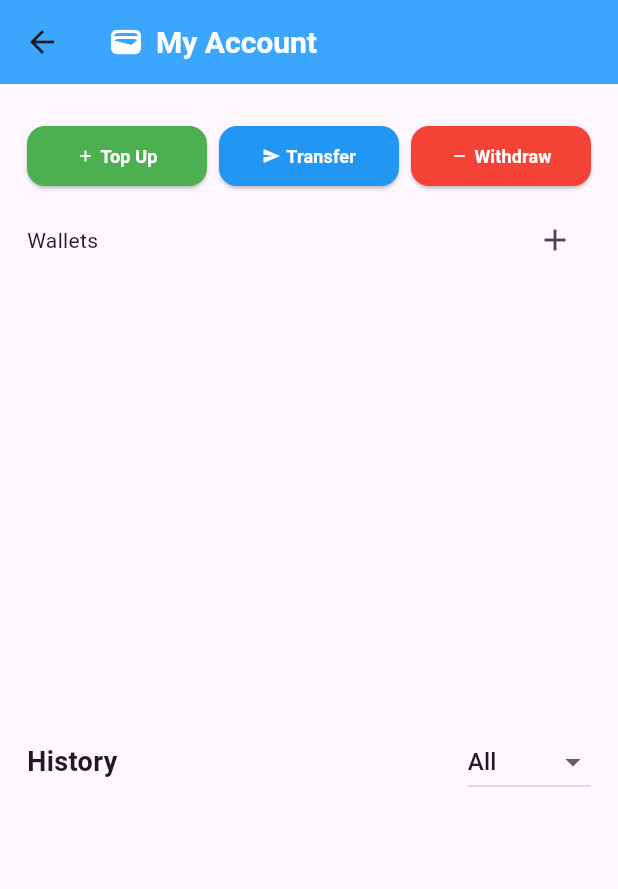
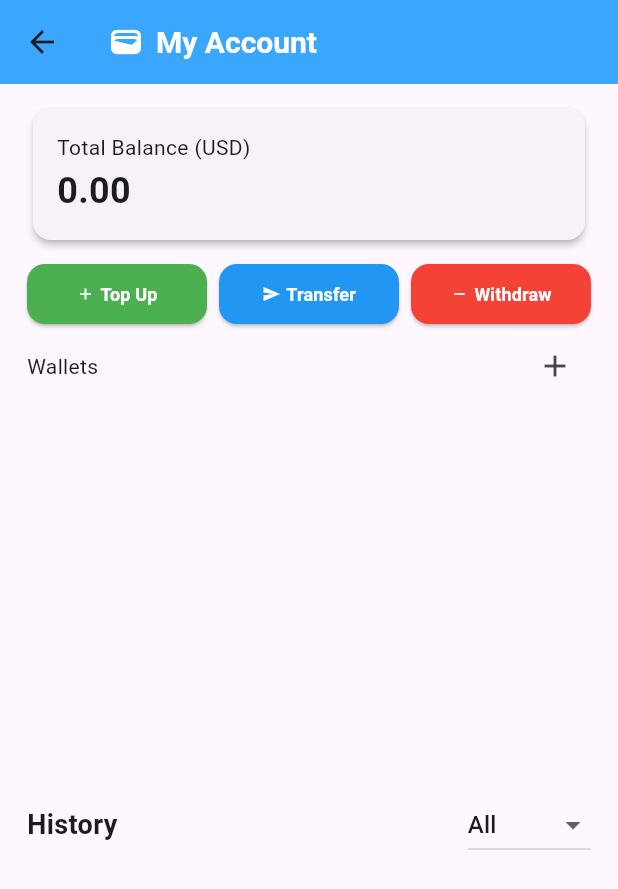
Before and after one commit to kaiichun/buybit-crypto-wallet, a Flutter app: the WalletScreen screen opened directly, on a phone screen of 412 x 824 dp. Shown: the top 889 px of the screen. Run offline on Flutter 3.47's test engine with Material 3 defaults, Android fonts, the phone set to English and light mode, and no system bars; our stand-ins replace cloud_firestore, firebase_auth, firebase_core; accounts and stored records are empty; network calls fail.

Commit message:
auth and wallet provider

```diff
--- a/lib/screens/wallet_screen.dart
+++ b/lib/screens/wallet_screen.dart
@@ -1,9 +1,11 @@
 import 'package:buybit/data/modal/wallet.dart';
 import 'package:buybit/data/modal/wallet_history.dart';
+import 'package:buybit/data/provider/wallet_provider.dart';
 import 'package:buybit/data/repository/wallet_history_repository.dart';
 import 'package:buybit/data/repository/wallet_repository.dart';
 import 'package:flutter/material.dart';
 import 'package:flutter/services.dart';
+import 'package:provider/provider.dart';
 
 class WalletScreen extends StatefulWidget {
   const WalletScreen({super.key});
@@ -12,6 +14,7 @@ class WalletScreen extends StatefulWidget {
 }
 
 class _WalletScreenState extends State<WalletScreen> {
+  late WalletProvider walletProvider;
   final WalletRepository walletRepo = WalletRepository.instance;
   List<Wallet> wallets = [];
   List<WalletHistory> walletHistories = [];
@@ -23,6 +26,13 @@ class _WalletScreenState extends State<WalletScreen> {
     super.initState();
     _loadWallets();
     _loadWalletHistory();
+  }
+
+  @override
+  void didChangeDependencies() {
+    super.didChangeDependencies();
+    walletProvider = Provider.of<WalletProvider>(context);
+    _loadWallets();
   }
 
   Future<void> _loadWallets() async {
@@ -185,6 +195,7 @@ class _WalletScreenState extends State<WalletScreen> {
 
   @override
   Widget build(BuildContext context) {
+    walletProvider = Provider.of<WalletProvider>(context);
     return Scaffold(
       appBar: AppBar(
         backgroundColor: const Color.fromARGB(255, 58, 166, 254),
@@ -206,7 +217,39 @@ class _WalletScreenState extends State<WalletScreen> {
       body: Column(
         children: [
           Padding(
-            padding: const EdgeInsets.fromLTRB(18.0, 24.0, 18.0, 0.0),
+            padding: const EdgeInsets.fromLTRB(18.0, 12.0, 18.0, 0.0),
+            child: Card(
+              elevation: 2,
+              child: Padding(
+                padding: const EdgeInsets.all(16.0),
+                child: Column(
+                  crossAxisAlignment: CrossAxisAlignment.start,
+                  children: [
+                    const Text('Total Balance (USD)',
+                        style: TextStyle(fontSize: 14)),
+                    const SizedBox(height: 2),
+                    Consumer<WalletProvider>(
+                      builder: (context, walletProvider, child) {
+                        return Row(
+                          mainAxisAlignment: MainAxisAlignment.spaceBetween,
+                          children: [
+                            Text(
+                              formatBalance(
+                                  walletProvider.calculateTotalBalance()),
+                              style: const TextStyle(
+                                  fontSize: 24, fontWeight: FontWeight.bold),
+                            ),
+                          ],
+                        );
+                      },
+                    ),
+                  ],
+                ),
+              ),
+            ),
+          ),
+          Padding(
+            padding: const EdgeInsets.fromLTRB(18.0, 8.0, 18.0, 0.0),
             child: Row(
               mainAxisAlignment: MainAxisAlignment.spaceEvenly,
               children: [
@@ -280,13 +323,13 @@ class _WalletScreenState extends State<WalletScreen> {
                     child: const Row(
                       mainAxisAlignment: MainAxisAlignment.center,
                       children: [
-                        Icon(Icons.remove, size: 12),
+                        Icon(Icons.remove, size: 12), // Icon size set to 8
                         SizedBox(width: 4),
                         Text(
                           'Withdraw',
                           style: TextStyle(
-                            fontSize: 12,
-                            fontWeight: FontWeight.bold,
+                            fontSize: 12, // Text size set to 8
+                            fontWeight: FontWeight.bold, // Bold text
                           ),
                         ),
                       ],
@@ -297,7 +340,7 @@ class _WalletScreenState extends State<WalletScreen> {
             ),
           ),
           Padding(
-            padding: const EdgeInsets.fromLTRB(18.0, 8.0, 18.0, 0.0),
+            padding: EdgeInsets.fromLTRB(18.0, 0.0, 18.0, 0.0),
             child: Row(
               mainAxisAlignment: MainAxisAlignment.spaceBetween,
               children: [
@@ -311,8 +354,7 @@ class _WalletScreenState extends State<WalletScreen> {
           ),
           Expanded(
             child: ListView.builder(
-              padding:
-                  const EdgeInsets.symmetric(vertical: 0.0, horizontal: 18.0),
+              padding: const EdgeInsets.fromLTRB(18.0, 0.0, 18.0, 0.0),
               itemCount: wallets.length,
               itemBuilder: (context, index) {
                 final wallet = wallets[index];
@@ -397,6 +439,8 @@ class _WalletScreenState extends State<WalletScreen> {
               },
             ),
           ),
+
+          // History Header with Dropdown
           Padding(
             padding: const EdgeInsets.fromLTRB(18.0, 8.0, 18.0, 0.0),
             child: Row(
@@ -430,6 +474,7 @@ class _WalletScreenState extends State<WalletScreen> {
               ],
             ),
           ),
+
           Expanded(
             child: ListView.builder(
               padding: const EdgeInsets.fromLTRB(18.0, 0.0, 18.0, 0.0),
@@ -661,8 +706,9 @@ class _WalletScreenState extends State<WalletScreen> {
                                 });
                               },
                               child: Container(
-                                margin: EdgeInsets.symmetric(vertical: 8.0),
-                                padding: EdgeInsets.all(12.0),
+                                margin:
+                                    const EdgeInsets.symmetric(vertical: 8.0),
+                                padding: const EdgeInsets.all(12.0),
                                 decoration: BoxDecoration(
                                   border: Border.all(
                                     color: selectedWallet == wallet
--- a/pubspec.yaml
+++ b/pubspec.yaml
@@ -39,6 +39,7 @@ dependencies:
   firebase_auth: ^5.3.0
   cloud_firestore: ^5.4.1
   http: ^1.2.2
+  provider: ^6.1.2
   fl_chart: ^0.69.0
   syncfusion_flutter_charts: ^26.2.14
 
```
Also changed, not shown: lib/data/api/auth_service.dart (added, +65 -0 lines), lib/data/provider/auth_provider.dart (added, +20 -0 lines), lib/data/provider/wallet_provider.dart (added, +74 -0 lines), lib/main.dart (+25 -6 lines), lib/screens/home_screen.dart (+58 -11 lines), pubspec.lock.
